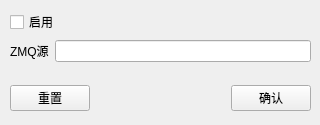
Before: the Qt Designer form zmqin.ui in aspirefhaha/telemetryCapture, drawn with Qt 5.
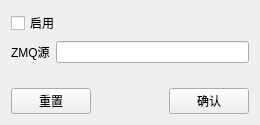
After: the same form once the commit is applied.

```diff
--- a/zmqin.ui
+++ b/zmqin.ui
@@ -6,22 +6,15 @@
    <rect>
     <x>0</x>
     <y>0</y>
-    <width>320</width>
+    <width>260</width>
     <height>125</height>
    </rect>
   </property>
   <property name="windowTitle">
    <string>ZMQIn</string>
   </property>
-  <widget class="QWidget" name="verticalLayoutWidget">
-   <property name="geometry">
-    <rect>
-     <x>10</x>
-     <y>10</y>
-     <width>301</width>
-     <height>101</height>
-    </rect>
-   </property>
+  <layout class="QVBoxLayout" name="verticalLayout_2">
+   <item>
    <layout class="QVBoxLayout" name="verticalLayout">
     <item>
      <widget class="QCheckBox" name="ckEnabled">
@@ -79,7 +72,8 @@
      </layout>
     </item>
    </layout>
-  </widget>
+   </item>
+  </layout>
  </widget>
  <resources/>
  <connections/>
```
Lines whose indentation alone changed are shown as unchanged.
